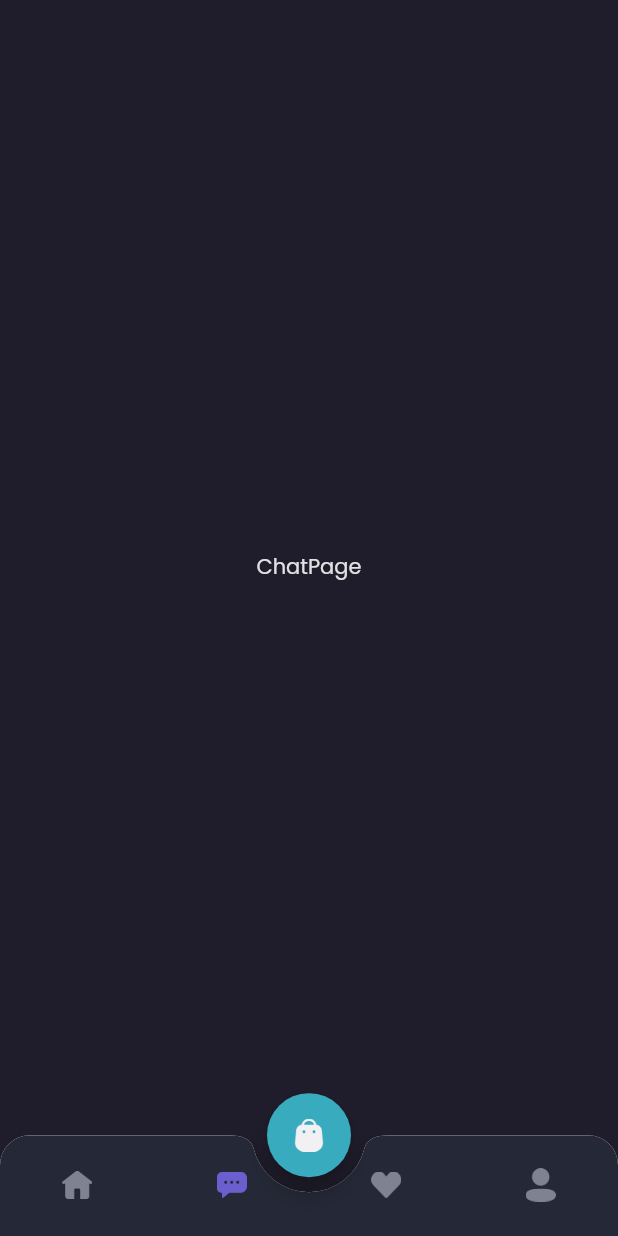
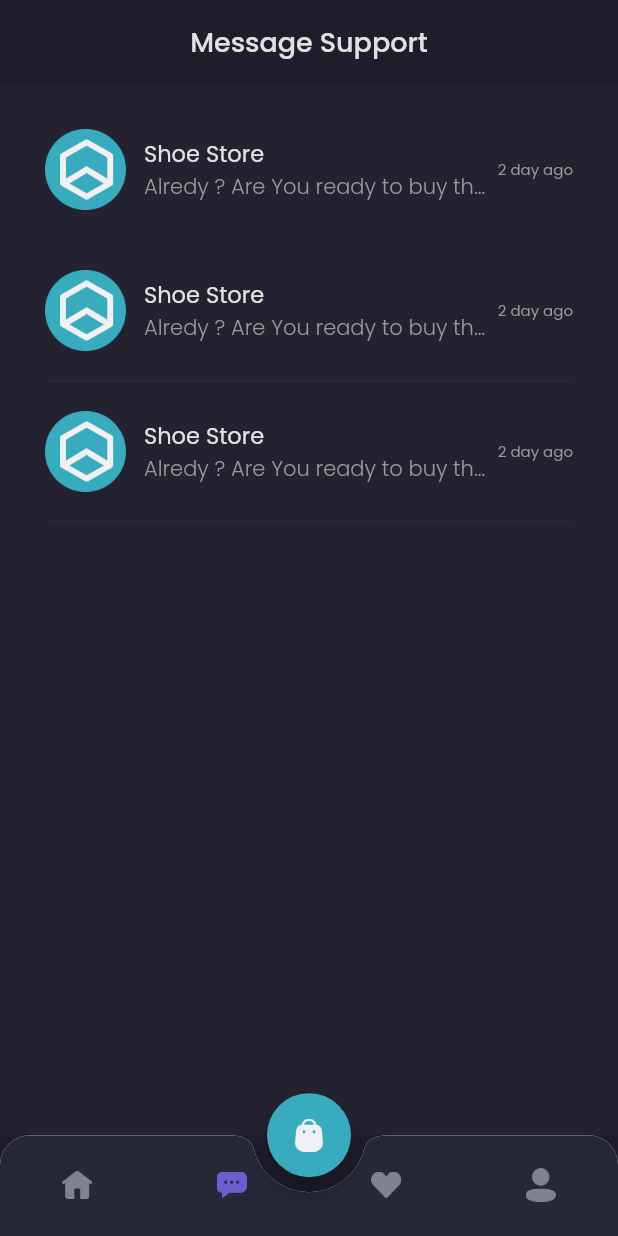
Before and after one commit to tobiaditia/app_shamo, a Flutter app: the MainPage screen opened by its route, item 2 of the bottom bar chosen, on a phone screen of 412 x 824 dp. Run offline on Flutter 3.47's test engine with Material 2 defaults, Android fonts, the phone set to English and light mode, and no system bars; our stand-ins replace google_fonts.

Commit message:
chat_page

```diff
--- a/lib/main.dart
+++ b/lib/main.dart
@@ -1,3 +1,4 @@
+import 'package:app_shamo/pages/home/chat_detail_page.dart';
 import 'package:app_shamo/pages/home/main_page.dart';
 import 'package:app_shamo/pages/sign_in_page.dart';
 import 'package:app_shamo/pages/sign_up_page.dart';
@@ -20,6 +21,7 @@ class MyApp extends StatelessWidget {
         '/sign-in': (context) => SignInPage(),
         '/sign-up': (context) => SignUpPage(),
         '/home': (context) => MainPage(),
+        '/detail-chat': (context) => DetailChatPage(),
       },
     );
   }
--- a/lib/pages/home/chat_page.dart
+++ b/lib/pages/home/chat_page.dart
@@ -1,12 +1,91 @@
 import 'package:app_shamo/theme.dart';
+import 'package:app_shamo/widgets/chat_tile.dart';
 import 'package:flutter/material.dart';
 
 class ChatPage extends StatelessWidget {
+  Widget header() {
+    return AppBar(
+      backgroundColor: bgColor1,
+      centerTitle: true,
+      title: Text(
+        "Message Support",
+        style: primaryTextStyle.copyWith(fontSize: 18, fontWeight: medium),
+      ),
+      elevation: 0,
+      automaticallyImplyLeading: false,
+    );
+  }
+
+  Widget emptyCart() {
+    return Expanded(
+        child: Container(
+      width: double.infinity,
+      color: bgColor3,
+      child: Column(
+        mainAxisAlignment: MainAxisAlignment.center,
+        children: [
+          Image.asset(
+            'assets/icon_help.png',
+            width: 80,
+          ),
+          SizedBox(
+            height: 20,
+          ),
+          Text(
+            "Opss No Message Yet!",
+            style: primaryTextStyle.copyWith(fontSize: 16, fontWeight: medium),
+          ),
+          SizedBox(
+            height: 12,
+          ),
+          Text(
+            "You have never done a transaction",
+            style: secondaryTextStyle,
+          ),
+          SizedBox(
+            height: 20,
+          ),
+          Container(
+            height: 44,
+            child: TextButton(
+              onPressed: () {},
+              child: Text(
+                "Explore Store",
+                style:
+                    primaryTextStyle.copyWith(fontSize: 16, fontWeight: medium),
+              ),
+              style: TextButton.styleFrom(
+                  padding: EdgeInsets.symmetric(horizontal: 24, vertical: 10),
+                  backgroundColor: primaryColor,
+                  shape: RoundedRectangleBorder(
+                      borderRadius: BorderRadius.circular(12))),
+            ),
+          )
+        ],
+      ),
+    ));
+  }
+
+  Widget content() {
+    return Expanded(
+        child: Container(
+            padding: EdgeInsets.only(top: 18),
+            width: double.infinity,
+            color: bgColor3,
+            child: ListView(
+              padding: EdgeInsets.symmetric(horizontal: defaultMargin),
+              children: [
+                ChatTile(),
+                ChatTile(),
+                ChatTile(),
+              ],
+            )));
+  }
 
   @override
   Widget build(BuildContext context) {
-    return Center(
-      child: Text('ChatPage',style: primaryTextStyle,),
+    return Column(
+      children: [header(), content()],
     );
   }
 }
--- a/lib/theme.dart
+++ b/lib/theme.dart
@@ -9,6 +9,7 @@ Color bgColor1 = Color(0xff1F1D2B);
 Color bgColor2 = Color(0xff2B2937);
 Color bgColor3 = Color(0xff242231);
 Color bgColor4 = Color(0xff252836);
+Color bgColor5 = Color(0xff282844);
 Color primaryTextColor = Color(0xffE1E1E1);
 Color secondaryTextColor = Color(0xff999999);
 Color subtitleColor = Color(0xff504F5E);
--- /dev/null
+++ b/lib/widgets/chat_tile.dart
@@ -0,0 +1,61 @@
+import 'package:app_shamo/theme.dart';
+import 'package:flutter/material.dart';
+
+class ChatTile extends StatelessWidget {
+  @override
+  Widget build(BuildContext context) {
+    return GestureDetector(
+      onTap: () {
+        Navigator.pushNamed(context, '/detail-chat');
+      },
+      child: Container(
+        margin: EdgeInsets.only(top: 12),
+        child: Column(
+          children: [
+            Row(
+              children: [
+                Image.asset(
+                  'assets/image_chat.png',
+                  width: 54,
+                ),
+                SizedBox(
+                  width: 12,
+                ),
+                Expanded(
+                  child: Column(
+                    crossAxisAlignment: CrossAxisAlignment.start,
+                    children: [
+                      Text(
+                        "Shoe Store",
+                        style: primaryTextStyle.copyWith(fontSize: 15),
+                      ),
+                      Text(
+                        "Alredy ? Are You ready to buy this shoes ?",
+                        style: secondaryTextStyle.copyWith(fontWeight: light),
+                        overflow: TextOverflow.ellipsis,
+                      )
+                    ],
+                  ),
+                ),
+                SizedBox(
+                  width: 8,
+                ),
+                Text(
+                  "2 day ago",
+                  style: secondaryTextStyle.copyWith(fontSize: 10),
+                )
+              ],
+            ),
+            SizedBox(
+              height: 12,
+            ),
+            Divider(
+              thickness: 1,
+              color: Color(0xff282939),
+            )
+          ],
+        ),
+      ),
+    );
+  }
+}
```
Also changed, not shown: lib/pages/home/chat_detail_page.dart (added, +164 -0 lines), lib/widgets/chat_buble.dart (added, +135 -0 lines), assets/icon_close_message.png (added), assets/icon_send_message.png (added), assets/image_chat.png (added), assets/image_chat_online.png (added).
